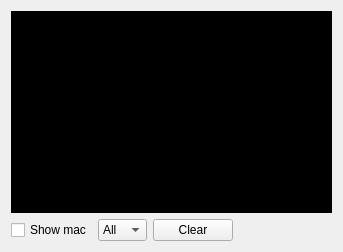
Before: the Qt Designer form src/forms/logdialog.ui in Vortm4x/netemul, drawn with Qt 5.
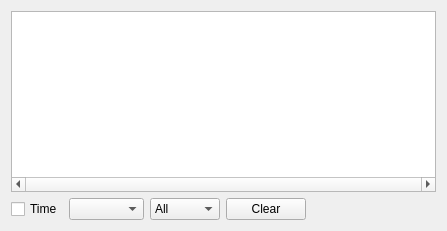
After: the same form once the commit is applied. Icons and pictures are not drawn.

The edit to the form file:
```diff
--- a/src/forms/logdialog.ui
+++ b/src/forms/logdialog.ui
@@ -6,8 +6,8 @@
    <rect>
     <x>0</x>
     <y>0</y>
-    <width>343</width>
-    <height>252</height>
+    <width>447</width>
+    <height>231</height>
    </rect>
   </property>
   <property name="windowTitle">
@@ -18,19 +18,27 @@
   </property>
   <layout class="QVBoxLayout" name="verticalLayout">
    <item>
-    <widget class="QTextEdit" name="te_log">
-     <property name="font">
-      <font>
-       <family>Monospace</family>
-      </font>
+    <widget class="QTreeWidget" name="lw_log">
+     <property name="horizontalScrollBarPolicy">
+      <enum>Qt::ScrollBarAlwaysOn</enum>
      </property>
-     <property name="styleSheet">
-      <string>background-color: black;
-color: white;</string>
+     <property name="editTriggers">
+      <set>QAbstractItemView::NoEditTriggers</set>
      </property>
-     <property name="readOnly">
+     <property name="rootIsDecorated">
       <bool>true</bool>
      </property>
+     <property name="animated">
+      <bool>false</bool>
+     </property>
+     <attribute name="headerVisible">
+      <bool>false</bool>
+     </attribute>
+     <column>
+      <property name="text">
+       <string notr="true">1</string>
+      </property>
+     </column>
     </widget>
    </item>
    <item>
@@ -38,12 +46,28 @@
      <item>
       <widget class="QCheckBox" name="chb_mac">
        <property name="text">
-        <string>Show mac</string>
+        <string>Time</string>
+       </property>
+      </widget>
+     </item>
+     <item>
+      <widget class="QComboBox" name="cb_sockets">
+       <property name="minimumSize">
+        <size>
+         <width>75</width>
+         <height>0</height>
+        </size>
        </property>
       </widget>
      </item>
      <item>
       <widget class="QComboBox" name="cb_type">
+       <property name="minimumSize">
+        <size>
+         <width>70</width>
+         <height>0</height>
+        </size>
+       </property>
        <item>
         <property name="text">
          <string>All</string>
```
Left out of the diff: 21 changed lines with no effect on the pictures.
